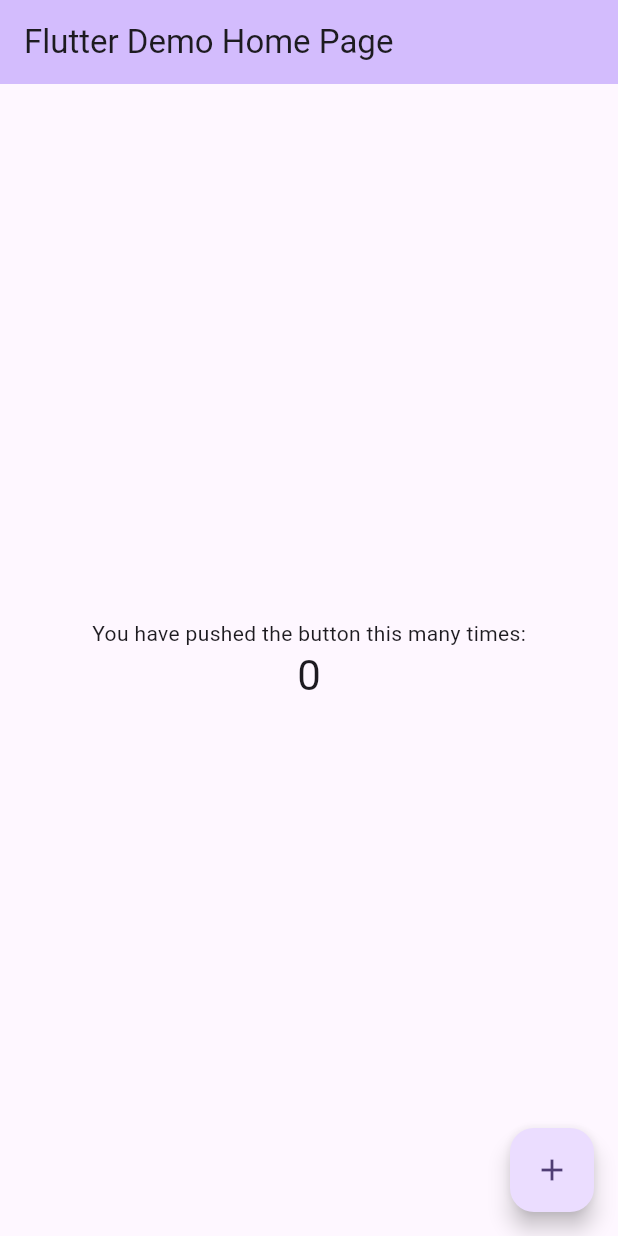
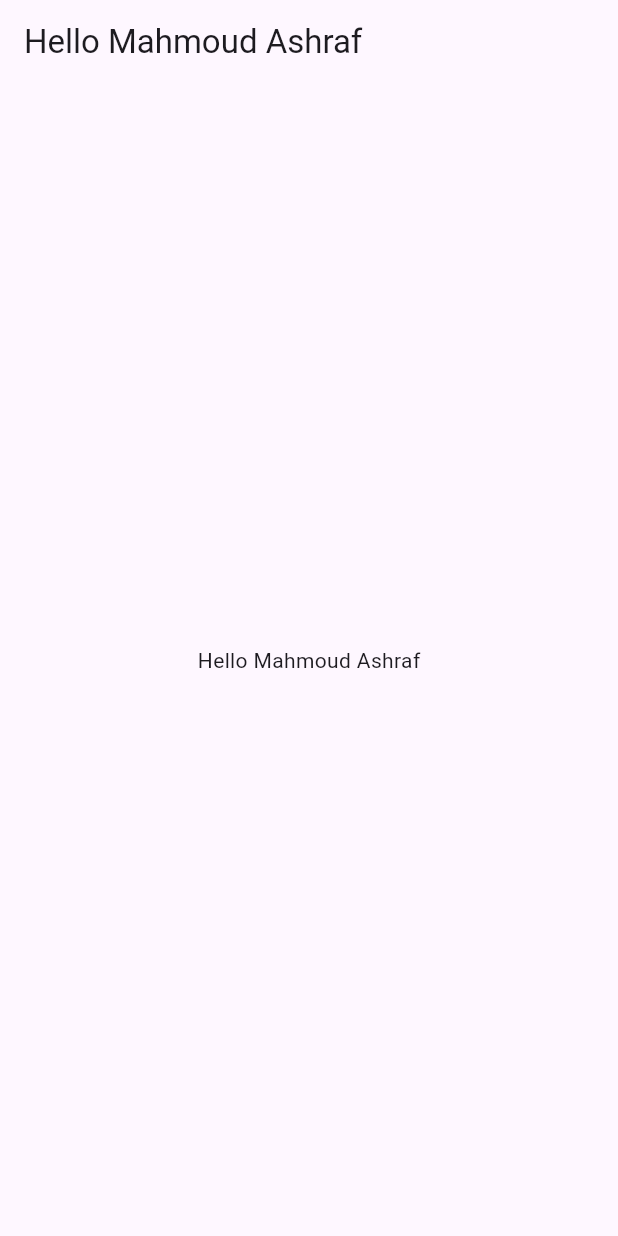
Before and after one commit to MahmoudAbdelaziz77/weather_app_final_flutter_project, a Flutter app: the screen it shows after launch, on a phone screen of 412 x 824 dp. Run offline on Flutter 3.47's test engine with Material 3 defaults, Android fonts, the phone set to English and light mode, and no system bars.

Commit message:
secconed commit

```diff
--- a/lib/main.dart
+++ b/lib/main.dart
@@ -7,116 +7,26 @@ void main() {
 class MyApp extends StatelessWidget {
   const MyApp({super.key});
 
-  // This widget is the root of your application.
   @override
   Widget build(BuildContext context) {
     return MaterialApp(
       title: 'Flutter Demo',
       theme: ThemeData(
-        // This is the theme of your application.
-        //
-        // TRY THIS: Try running your application with "flutter run". You'll see
-        // the application has a purple toolbar. Then, without quitting the app,
-        // try changing the seedColor in the colorScheme below to Colors.green
-        // and then invoke "hot reload" (save your changes or press the "hot
-        // reload" button in a Flutter-supported IDE, or press "r" if you used
-        // the command line to start the app).
-        //
-        // Notice that the counter didn't reset back to zero; the application
-        // state is not lost during the reload. To reset the state, use hot
-        // restart instead.
-        //
-        // This works for code too, not just values: Most code changes can be
-        // tested with just a hot reload.
         colorScheme: ColorScheme.fromSeed(seedColor: Colors.deepPurple),
       ),
-      home: const MyHomePage(title: 'Flutter Demo Home Page'),
+      home: const Home(),
     );
   }
 }
 
-class MyHomePage extends StatefulWidget {
-  const MyHomePage({super.key, required this.title});
-
-  // This widget is the home page of your application. It is stateful, meaning
-  // that it has a State object (defined below) that contains fields that affect
-  // how it looks.
-
-  // This class is the configuration for the state. It holds the values (in this
-  // case the title) provided by the parent (in this case the App widget) and
-  // used by the build method of the State. Fields in a Widget subclass are
-  // always marked "final".
-
-  final String title;
-
-  @override
-  State<MyHomePage> createState() => _MyHomePageState();
-}
-
-class _MyHomePageState extends State<MyHomePage> {
-  int _counter = 0;
-
-  void _incrementCounter() {
-    setState(() {
-      // This call to setState tells the Flutter framework that something has
-      // changed in this State, which causes it to rerun the build method below
-      // so that the display can reflect the updated values. If we changed
-      // _counter without calling setState(), then the build method would not be
-      // called again, and so nothing would appear to happen.
-      _counter++;
-    });
-  }
+class Home extends StatelessWidget {
+  const Home({super.key});
 
   @override
   Widget build(BuildContext context) {
-    // This method is rerun every time setState is called, for instance as done
-    // by the _incrementCounter method above.
-    //
-    // The Flutter framework has been optimized to make rerunning build methods
-    // fast, so that you can just rebuild anything that needs updating rather
-    // than having to individually change instances of widgets.
     return Scaffold(
-      appBar: AppBar(
-        // TRY THIS: Try changing the color here to a specific color (to
-        // Colors.amber, perhaps?) and trigger a hot reload to see the AppBar
-        // change color while the other colors stay the same.
-        backgroundColor: Theme.of(context).colorScheme.inversePrimary,
-        // Here we take the value from the MyHomePage object that was created by
-        // the App.build method, and use it to set our appbar title.
-        title: Text(widget.title),
-      ),
-      body: Center(
-        // Center is a layout widget. It takes a single child and positions it
-        // in the middle of the parent.
-        child: Column(
-          // Column is also a layout widget. It takes a list of children and
-          // arranges them vertically. By default, it sizes itself to fit its
-          // children horizontally, and tries to be as tall as its parent.
-          //
-          // Column has various properties to control how it sizes itself and
-          // how it positions its children. Here we use mainAxisAlignment to
-          // center the children vertically; the main axis here is the vertical
-          // axis because Columns are vertical (the cross axis would be
-          // horizontal).
-          //
-          // TRY THIS: Invoke "debug painting" (choose the "Toggle Debug Paint"
-          // action in the IDE, or press "p" in the console), to see the
-          // wireframe for each widget.
-          mainAxisAlignment: MainAxisAlignment.center,
-          children: <Widget>[
-            const Text('You have pushed the button this many times:'),
-            Text(
-              '$_counter',
-              style: Theme.of(context).textTheme.headlineMedium,
-            ),
-          ],
-        ),
-      ),
-      floatingActionButton: FloatingActionButton(
-        onPressed: _incrementCounter,
-        tooltip: 'Increment',
-        child: const Icon(Icons.add),
-      ), // This trailing comma makes auto-formatting nicer for build methods.
+      appBar: AppBar(title: const Text("Hello Mahmoud Ashraf")),
+      body: const Center(child: Text("Hello Mahmoud Ashraf")),
     );
   }
 }
```
Also changed, not shown: pubspec.lock.
